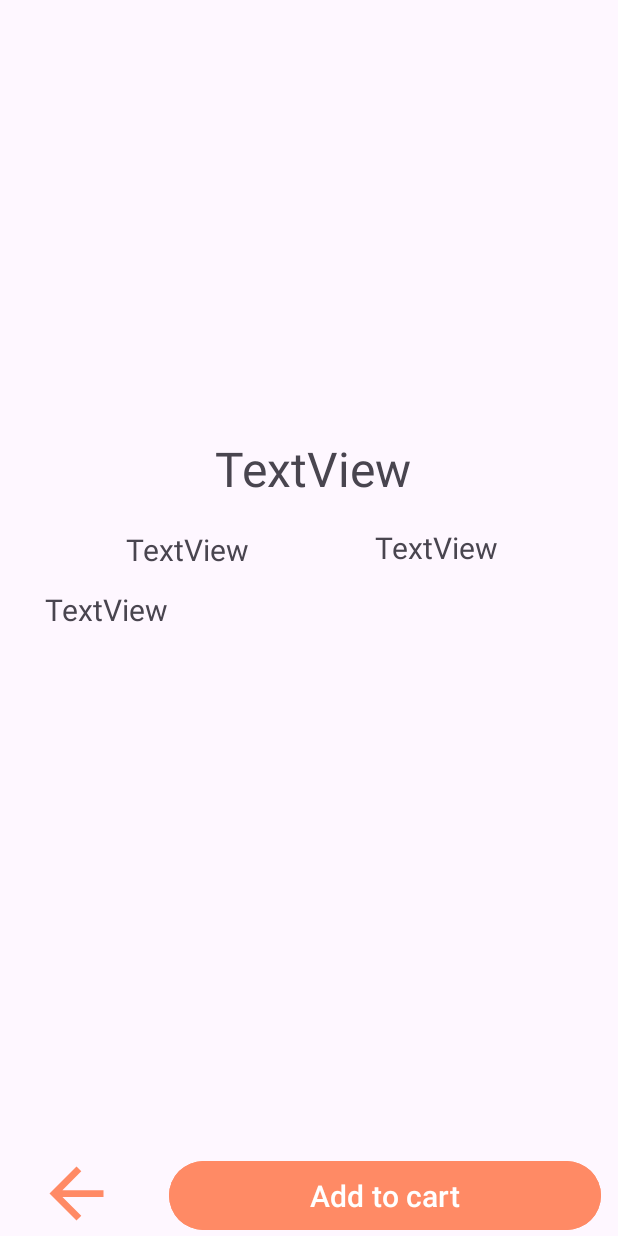
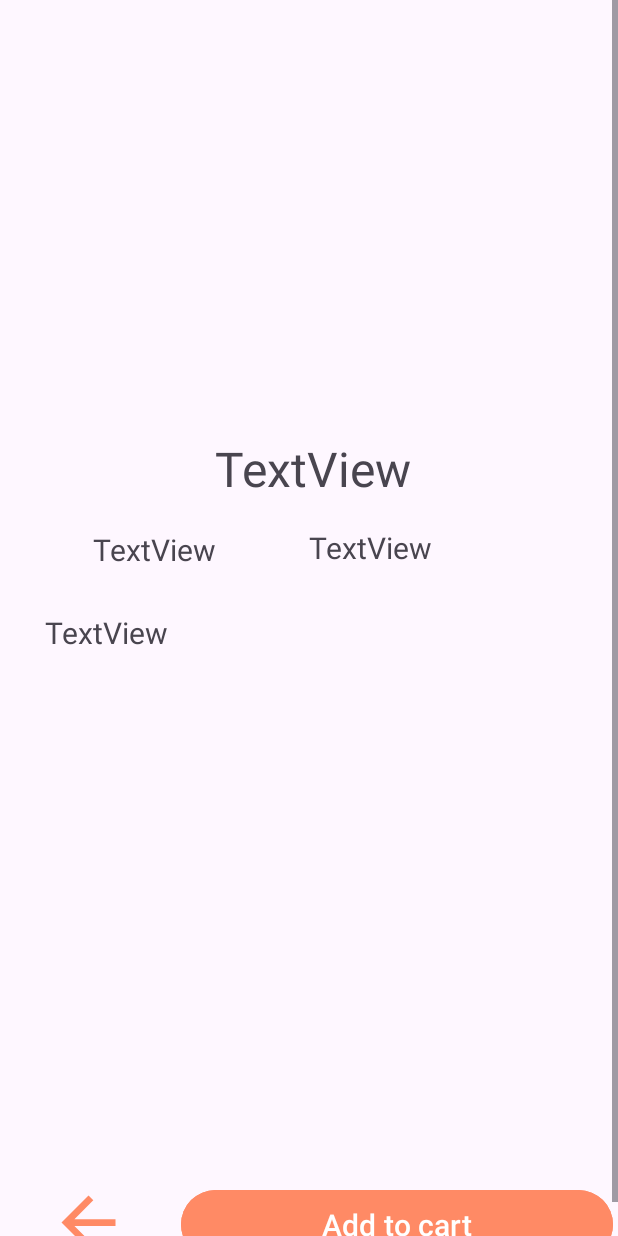
Before and after one commit to galaticwarrior123/Comestic_AppMoblie_Project, an Android app: the layout activity_product_detail.xml on its own in the app's theme, with its tools: preview values and no code run, on a phone screen of 412 x 824 dp. Run offline under Robolectric (Android 15) with nearby library versions, the phone set to English and light mode, and no system bars; network calls fail.

Commit message:
fix load product & profile user

```diff
--- a/app/src/main/java/vn/appCosmetic/Controller/User/Cart/CartItemAdapter.java
+++ b/app/src/main/java/vn/appCosmetic/Controller/User/Cart/CartItemAdapter.java
@@ -59,7 +59,7 @@ public class CartItemAdapter extends RecyclerView.Adapter<CartItemAdapter.CartIt
         holder.txtCartProductQuantity.setText(String.valueOf(cartProduct.getQuantity()));
 
         String price = String.format(Locale.getDefault(), "%,d", cartProduct.getQuantity() * product.getPrice());
-        holder.txtCartProductTotalPrice.setText("Total: " + price + " VND");
+        holder.txtCartProductTotalPrice.setText(price + " VND");
 
         if (product.getImages().size() > 0) {
             Glide.with(context).load(product.getImages().get(0)).into(holder.imgCartProduct);
--- a/app/src/main/java/vn/appCosmetic/Controller/User/User/ManagerMyOrder/SeeDetailOrderMainActivity.java
+++ b/app/src/main/java/vn/appCosmetic/Controller/User/User/ManagerMyOrder/SeeDetailOrderMainActivity.java
@@ -131,7 +131,7 @@ public class SeeDetailOrderMainActivity extends AppCompatActivity {
                                 }
                                 String totalPrice = String.format(Locale.getDefault(), "%,d", total);
                                 txtOrderTotalPrice.setText(totalPrice + " VND");
-                                txtOrderTotalQuantity.setText(String.valueOf(cartProductList.size()));
+                                txtOrderTotalQuantity.setText(String.valueOf(cartProductList.size())+" sản phẩm");
                                 if(!order.isStatus()){
                                     btnUpdateOrder.setVisibility(View.VISIBLE);
 
--- a/app/src/main/res/layout/activity_product_detail.xml
+++ b/app/src/main/res/layout/activity_product_detail.xml
@@ -6,19 +6,14 @@
     android:layout_height="match_parent"
     tools:context=".Controller.User.Home.ProductDetail.ProductDetailActivity">
 
-    <ImageButton
-        android:id="@+id/btn_product_detail_back"
-        android:layout_width="54dp"
-        android:layout_height="54dp"
-        android:layout_marginStart="32dp"
-        android:layout_marginTop="16dp"
-        android:layout_marginEnd="17dp"
-        android:layout_marginBottom="5dp"
-        android:background="@drawable/user_back_arrow"
-        app:layout_constraintBottom_toBottomOf="parent"
-        app:layout_constraintEnd_toStartOf="@+id/buttonAddToCart"
-        app:layout_constraintStart_toStartOf="parent"
-        app:layout_constraintTop_toBottomOf="@+id/product_detail_description" />
+    <ScrollView
+        android:layout_width="match_parent"
+        android:layout_height="match_parent">
+
+        <LinearLayout
+            android:layout_width="match_parent"
+            android:layout_height="match_parent"
+            android:orientation="vertical">
 
             <androidx.viewpager.widget.ViewPager
                 android:id="@+id/viewPager"
@@ -48,33 +43,65 @@
                 app:layout_constraintStart_toStartOf="parent"
                 app:layout_constraintTop_toBottomOf="@+id/viewPager" />
 
+            <LinearLayout
+                android:layout_width="match_parent"
+                android:layout_height="wrap_content"
+                android:gravity="center"
+                android:layout_weight="2"
+                android:orientation="horizontal">
 
                 <TextView
                     android:id="@+id/product_detail_price"
                     android:layout_width="wrap_content"
                     android:layout_height="30dp"
-        android:layout_marginStart="84dp"
                     android:layout_marginTop="16dp"
                     android:layout_marginBottom="15dp"
                     android:gravity="center"
+                    android:layout_weight="1"
                     android:text="TextView"
-        android:textSize="20dp"
-        app:layout_constraintBottom_toTopOf="@+id/product_detail_description"
-        app:layout_constraintStart_toStartOf="parent"
-        app:layout_constraintTop_toBottomOf="@+id/product_detail_name"
-        app:layout_constraintVertical_bias="0.0" />
+                    android:textSize="20dp" />
 
                 <TextView
                     android:id="@+id/product_detail_stock"
                     android:layout_width="wrap_content"
                     android:layout_height="30dp"
                     android:layout_marginTop="16dp"
-        android:layout_marginEnd="80dp"
+                    android:layout_marginBottom="15dp"
+                    android:layout_weight="1"
+                    android:text="TextView"
+                    android:textSize="20dp" />
+            </LinearLayout>
+            <TextView
+                android:id="@+id/product_detail_description"
+                android:layout_width="363dp"
+                android:layout_height="364dp"
+                android:layout_marginStart="30dp"
+                android:layout_marginTop="11dp"
+                android:layout_marginEnd="30dp"
                 android:text="TextView"
                 android:textSize="20dp"
                 app:layout_constraintEnd_toEndOf="parent"
-        app:layout_constraintTop_toBottomOf="@+id/product_detail_name" />
+                app:layout_constraintHorizontal_bias="0.0"
+                app:layout_constraintStart_toStartOf="parent"
+                app:layout_constraintTop_toBottomOf="@+id/product_detail_price" />
 
+            <LinearLayout
+                android:layout_width="match_parent"
+                android:layout_height="wrap_content"
+                android:orientation="horizontal">
+                <ImageButton
+                    android:id="@+id/btn_product_detail_back"
+                    android:layout_width="54dp"
+                    android:layout_height="54dp"
+                    android:layout_marginStart="32dp"
+                    android:layout_marginTop="16dp"
+                    android:layout_marginEnd="17dp"
+                    android:layout_marginBottom="5dp"
+                    android:background="@drawable/user_back_arrow"
+                    app:layout_constraintBottom_toBottomOf="parent"
+                    app:layout_constraintEnd_toStartOf="@+id/buttonAddToCart"
+                    app:layout_constraintStart_toStartOf="parent"
+                    app:layout_constraintTop_toBottomOf="@+id/product_detail_description" />
                 <Button
                     android:id="@+id/buttonAddToCart"
                     android:textSize="20dp"
@@ -91,19 +118,17 @@
                     app:layout_constraintStart_toEndOf="@+id/btn_product_detail_back"
                     app:layout_constraintTop_toBottomOf="@+id/product_detail_description" />
 
-    <TextView
-        android:id="@+id/product_detail_description"
-        android:layout_width="363dp"
-        android:layout_height="364dp"
-        android:layout_marginStart="30dp"
-        android:layout_marginTop="11dp"
-        android:layout_marginEnd="30dp"
-        android:text="TextView"
-        android:textSize="20dp"
-        app:layout_constraintEnd_toEndOf="parent"
-        app:layout_constraintHorizontal_bias="0.0"
-        app:layout_constraintStart_toStartOf="parent"
-        app:layout_constraintTop_toBottomOf="@+id/product_detail_price" />
+            </LinearLayout>
+
+
+
+
+        </LinearLayout>
+
+    </ScrollView>
+
+
+
 
 
 </androidx.constraintlayout.widget.ConstraintLayout>
--- a/app/src/main/res/layout/activity_see_detail_order_main.xml
+++ b/app/src/main/res/layout/activity_see_detail_order_main.xml
@@ -166,6 +166,7 @@
                 android:layout_width="match_parent"
                 android:layout_height="wrap_content"
                 android:text="Xác nhận"
+                android:backgroundTint="#FF8A65"
                 android:visibility="gone"
                 android:textSize="30sp"
                 android:id="@+id/btn_confirm_seeDetail"
```
Also changed, not shown: app/src/main/java/vn/appCosmetic/Controller/Admin/ManageUser/ManageUserActivity.java (+11 -5 lines), app/src/main/java/vn/appCosmetic/Controller/User/Home/HomeFragment.java (+22 -19 lines), app/src/main/java/vn/appCosmetic/Controller/User/User/UserFragment.java (+26 -34 lines), app/src/main/res/layout/row_item_cart_product.xml (+3 -4 lines). Lines whose indentation alone changed are shown as unchanged.
